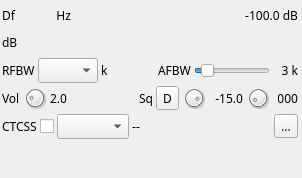
Before: the Qt Designer form plugins/channelrx/demodnfm/nfmdemodgui.ui in f4exb/sdrangel, drawn with Qt 5.
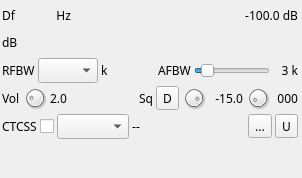
After: the same form once the commit is applied. Icons and pictures are not drawn. Custom widgets are drawn as their Qt base class.

Commit message: NFM demod: implemented basic channel settings dialog

```diff
--- a/plugins/channelrx/demodnfm/nfmdemodgui.ui
+++ b/plugins/channelrx/demodnfm/nfmdemodgui.ui
@@ -598,6 +598,19 @@
         </property>
        </widget>
       </item>
+      <item>
+       <widget class="ButtonSwitch" name="copyAudioToUDP">
+        <property name="toolTip">
+         <string>Copy audio to UDP</string>
+        </property>
+        <property name="text">
+         <string>U</string>
+        </property>
+        <property name="checkable">
+         <bool>true</bool>
+        </property>
+       </widget>
+      </item>
      </layout>
     </item>
    </layout>
```
The commit also changes 3 other files.
